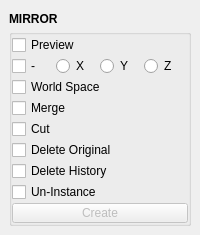
Old version of the form mayatk/edit_utils/mirror.ui in the repository m3trik/mayatk.
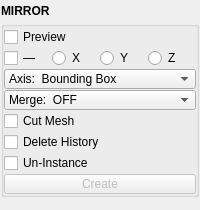
New version of the form. Custom widgets are drawn as their Qt base class.

What changed in the file:
```diff
--- a/mayatk/edit_utils/mirror.ui
+++ b/mayatk/edit_utils/mirror.ui
@@ -7,12 +7,9 @@
     <x>0</x>
     <y>0</y>
     <width>200</width>
-    <height>232</height>
+    <height>210</height>
    </rect>
   </property>
-  <property name="windowTitle">
-   <string>Toolkit</string>
-  </property>
   <property name="tabShape">
    <enum>QTabWidget::Triangular</enum>
   </property>
@@ -33,6 +30,18 @@
     </size>
    </property>
    <layout class="QVBoxLayout" name="verticalLayout_2">
+    <property name="leftMargin">
+     <number>1</number>
+    </property>
+    <property name="topMargin">
+     <number>1</number>
+    </property>
+    <property name="rightMargin">
+     <number>1</number>
+    </property>
+    <property name="bottomMargin">
+     <number>1</number>
+    </property>
     <item>
      <layout class="QVBoxLayout" name="verticalLayout">
       <property name="spacing">
@@ -94,23 +103,6 @@
            </property>
           </widget>
          </item>
-         <item row="2" column="0">
-          <widget class="QCheckBox" name="chk001">
-           <property name="text">
-            <string>-</string>
-           </property>
-          </widget>
-         </item>
-         <item row="4" column="0" colspan="4">
-          <widget class="QCheckBox" name="chk008">
-           <property name="toolTip">
-            <string>Mirror in world space instead of object space.</string>
-           </property>
-           <property name="text">
-            <string>World Space</string>
-           </property>
-          </widget>
-         </item>
          <item row="2" column="2">
           <widget class="QRadioButton" name="chk003">
            <property name="text">
@@ -118,17 +110,21 @@
            </property>
           </widget>
          </item>
-         <item row="8" column="0" colspan="4">
-          <widget class="QCheckBox" name="chk005">
-           <property name="toolTip">
-            <string>Perform a delete along specified axis before mirror.</string>
+         <item row="2" column="3">
+          <widget class="QRadioButton" name="chk004">
+           <property name="text">
+            <string>Z</string>
            </property>
+          </widget>
+         </item>
+         <item row="2" column="0">
+          <widget class="QCheckBox" name="chk001">
            <property name="text">
-            <string>Cut</string>
+            <string>—</string>
            </property>
           </widget>
          </item>
-         <item row="12" column="0" colspan="4">
+         <item row="13" column="0" colspan="4">
           <layout class="QHBoxLayout" name="horizontalLayout_2">
            <property name="spacing">
             <number>0</number>
@@ -175,43 +171,6 @@
            </item>
           </layout>
          </item>
-         <item row="2" column="3">
-          <widget class="QRadioButton" name="chk004">
-           <property name="text">
-            <string>Z</string>
-           </property>
-          </widget>
-         </item>
-         <item row="10" column="0" colspan="4">
-          <widget class="QCheckBox" name="chk006">
-           <property name="toolTip">
-            <string>Delete non-deformer history on the object before performing the operation.</string>
-           </property>
-           <property name="text">
-            <string>Delete History</string>
-           </property>
-          </widget>
-         </item>
-         <item row="11" column="0" colspan="4">
-          <widget class="QCheckBox" name="chk009">
-           <property name="toolTip">
-            <string>Un-instance the object(s) before performing the operation.</string>
-           </property>
-           <property name="text">
-            <string>Un-Instance</string>
-           </property>
-          </widget>
-         </item>
-         <item row="7" column="0" colspan="4">
-          <widget class="QCheckBox" name="chk007">
-           <property name="toolTip">
-            <string>Merge the mirrored geometry with the original.</string>
-           </property>
-           <property name="text">
-            <string>Merge</string>
-           </property>
-          </widget>
-         </item>
          <item row="1" column="0" colspan="4">
           <layout class="QHBoxLayout" name="horizontalLayout">
            <property name="spacing">
@@ -250,13 +209,130 @@
            </item>
           </layout>
          </item>
+         <item row="7" column="0" colspan="4">
+          <widget class="ComboBox" name="cmb000">
+           <property name="minimumSize">
+            <size>
+             <width>0</width>
+             <height>20</height>
+            </size>
+           </property>
+           <property name="maximumSize">
+            <size>
+             <width>16777215</width>
+             <height>20</height>
+            </size>
+           </property>
+           <property name="toolTip">
+            <string>&lt;html&gt;&lt;head/&gt;&lt;body&gt;&lt;p&gt;Controls how the edges of the mirrored geometry are treated. Set to 0 to keep border edges of the mirrored and original geometry separate, 1 to automatically merge border edges based on the specified 'mergeThreshold', or 2 to extrude and connect border edges to form a bridge between the original and mirrored parts.&lt;/p&gt;&lt;/body&gt;&lt;/html&gt;</string>
+           </property>
+           <property name="maxVisibleItems">
+            <number>40</number>
+           </property>
+           <property name="maxCount">
+            <number>500</number>
+           </property>
+           <property name="sizeAdjustPolicy">
+            <enum>QComboBox::AdjustToContents</enum>
+           </property>
+           <property name="frame">
+            <bool>true</bool>
+           </property>
+           <item>
+            <property name="text">
+             <string>Axis:  Bounding Box</string>
+            </property>
+           </item>
+           <item>
+            <property name="text">
+             <string>Axis:  Object</string>
+            </property>
+           </item>
+           <item>
+            <property name="text">
+             <string>Axis:  World</string>
+            </property>
+           </item>
+          </widget>
+         </item>
+         <item row="8" column="0" colspan="4">
+          <widget class="ComboBox" name="cmb001">
+           <property name="minimumSize">
+            <size>
+             <width>0</width>
+             <height>20</height>
+            </size>
+           </property>
+           <property name="maximumSize">
+            <size>
+             <width>16777215</width>
+             <height>20</height>
+            </size>
+           </property>
+           <property name="toolTip">
+            <string>&lt;html&gt;&lt;head/&gt;&lt;body&gt;&lt;p&gt;Controls how the edges of the mirrored geometry are treated. Set to 0 to keep border edges of the mirrored and original geometry separate, 1 to automatically merge border edges based on the specified 'mergeThreshold', or 2 to extrude and connect border edges to form a bridge between the original and mirrored parts.&lt;/p&gt;&lt;/body&gt;&lt;/html&gt;</string>
+           </property>
+           <property name="maxVisibleItems">
+            <number>40</number>
+           </property>
+           <property name="maxCount">
+            <number>500</number>
+           </property>
+           <property name="sizeAdjustPolicy">
+            <enum>QComboBox::AdjustToContents</enum>
+           </property>
+           <property name="frame">
+            <bool>true</bool>
+           </property>
+           <item>
+            <property name="text">
+             <string>Merge:  OFF</string>
+            </property>
+           </item>
+           <item>
+            <property name="text">
+             <string>Merge:  Border Edges</string>
+            </property>
+           </item>
+           <item>
+            <property name="text">
+             <string>Merge:  Extrude</string>
+            </property>
+           </item>
+           <item>
+            <property name="text">
+             <string>Merge:  Combine</string>
+            </property>
+           </item>
+          </widget>
+         </item>
          <item row="9" column="0" colspan="4">
-          <widget class="QCheckBox" name="chk010">
+          <widget class="QCheckBox" name="chk005">
            <property name="toolTip">
-            <string>Delete the original objects after mirroring.</string>
+            <string>&lt;html&gt;&lt;head/&gt;&lt;body&gt;&lt;p&gt;&lt;span style=&quot; font-family:'Times New Roman'; font-size:medium; font-weight:600; color:#000000; background-color:#ffffff;&quot;&gt;ON&lt;/span&gt;&lt;span style=&quot; font-family:'Times New Roman'; font-size:medium; color:#000000; background-color:#ffffff;&quot;&gt; :  All geometrical values are taken in world reference.&lt;/span&gt;&lt;/p&gt;&lt;p&gt;&lt;span style=&quot; font-family:'Times New Roman'; font-size:medium; font-weight:600; color:#000000; background-color:#ffffff;&quot;&gt;OFF&lt;/span&gt;&lt;span style=&quot; font-family:'Times New Roman'; font-size:medium; color:#000000; background-color:#ffffff;&quot;&gt; :  All geometrical values are taken in object reference.&lt;/span&gt;&lt;/p&gt;&lt;/body&gt;&lt;/html&gt;</string>
            </property>
            <property name="text">
-            <string>Delete Original</string>
+            <string>Cut Mesh</string>
+           </property>
+          </widget>
+         </item>
+         <item row="11" column="0" colspan="4">
+          <widget class="QCheckBox" name="chk006">
+           <property name="toolTip">
+            <string>Delete non-deformer history on the object before performing the operation.</string>
+           </property>
+           <property name="text">
+            <string>Delete History</string>
+           </property>
+          </widget>
+         </item>
+         <item row="12" column="0" colspan="4">
+          <widget class="QCheckBox" name="chk007">
+           <property name="toolTip">
+            <string>Un-instance the object(s) before performing the operation.</string>
+           </property>
+           <property name="text">
+            <string>Un-Instance</string>
            </property>
           </widget>
          </item>
@@ -287,6 +363,11 @@
    <extends>QLabel</extends>
    <header>uitk.widgets.header.Header.h</header>
   </customwidget>
+  <customwidget>
+   <class>ComboBox</class>
+   <extends>QComboBox</extends>
+   <header>uitk.widgets.comboBox.ComboBox.h</header>
+  </customwidget>
  </customwidgets>
  <resources/>
  <connections/>
```
